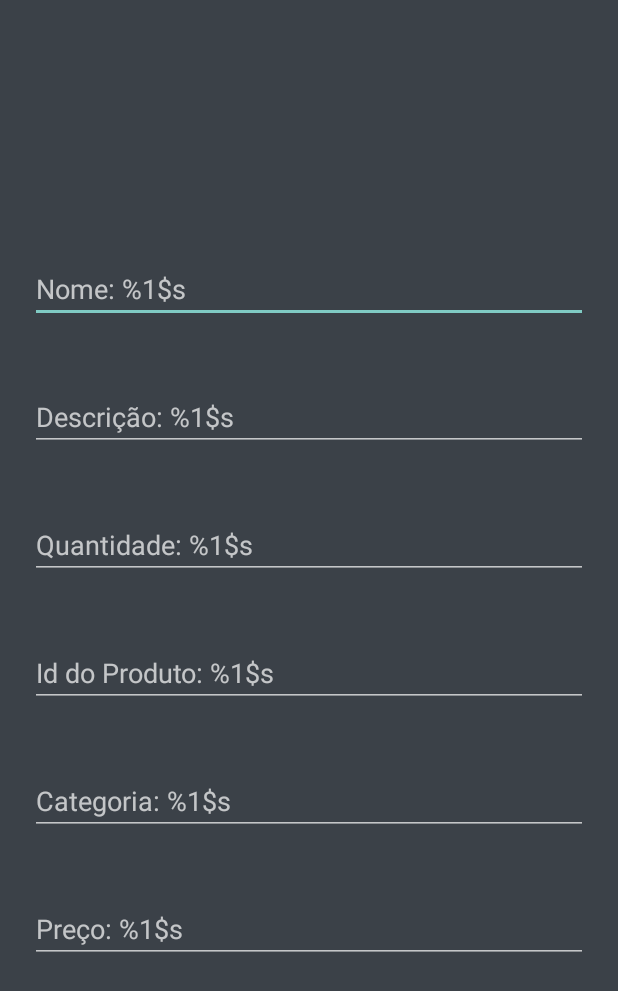
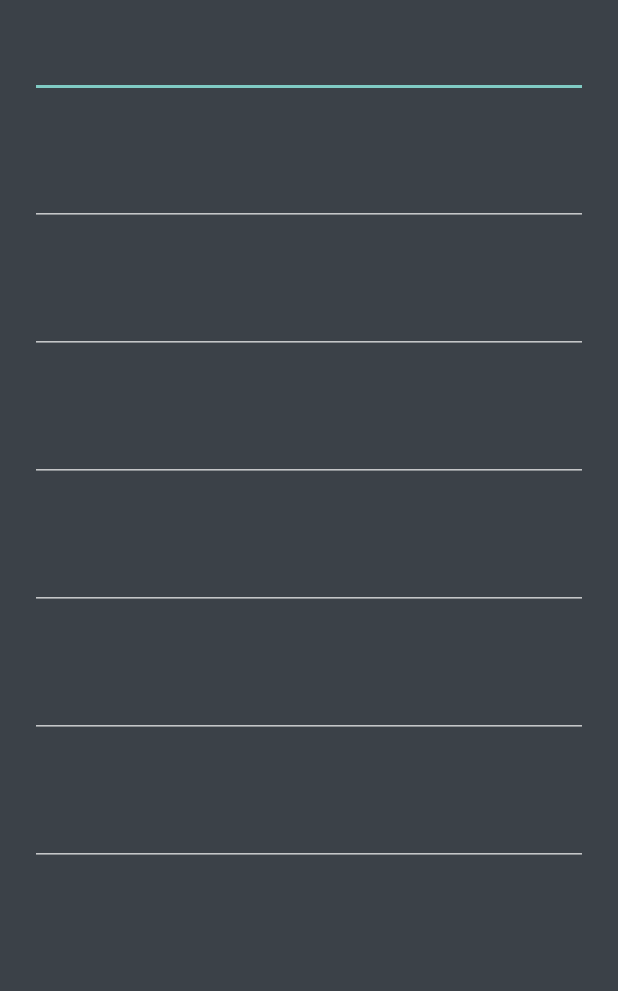
Before and after one commit to DanielAvelar/app-crud, an Android app: the layout edit_item.xml on its own in the app's theme, with its tools: preview values and no code run, on a phone screen of 412 x 824 dp. Shown: the top 991 px of the screen. Run offline under Robolectric (Android 15) with nearby library versions, the phone set to English and light mode, and no system bars.

Commit message:
Updates Beta Version.

```diff
--- a/app/src/main/java/br/com/AppCrud/MainActivity.java
+++ b/app/src/main/java/br/com/AppCrud/MainActivity.java
@@ -183,7 +183,7 @@ public class MainActivity extends AppCompatActivity {
             listView.setOnItemClickListener(new AdapterView.OnItemClickListener() {
                 @Override
                 public void onItemClick(AdapterView<?> adapterView, View view, int i, long l) {
-                    Intent intent = new Intent(getApplicationContext(), ItemDetailView.class);
+                    Intent intent = new Intent(getApplicationContext(), ItemDetail.class);
                     intent.putExtra("session", session[0]);
                     intent.putExtra("image", productList.get(i).getUrlImage());
                     intent.putExtra("name", productList.get(i).getName());
--- a/app/src/main/res/layout/edit_item.xml
+++ b/app/src/main/res/layout/edit_item.xml
@@ -5,12 +5,16 @@
     android:theme="@style/AppTheme"
     android:orientation="vertical">
 
-    <ImageView
-        android:id="@+id/image"
-        android:layout_width="150dp"
-        android:layout_height="150dp"
-        android:layout_gravity="center_horizontal"
-        android:contentDescription="@string/lbl_image" />
+    <EditText
+        android:id="@+id/urlImage"
+        android:layout_width="fill_parent"
+        android:layout_height="wrap_content"
+        android:layout_gravity="start"
+        android:textColor="@color/lbl_item_detail"
+        android:layout_margin="20dp"
+        android:inputType="text"
+        android:importantForAutofill="no"
+        tools:targetApi="o"/>
 
     <EditText
         android:id="@+id/name"
@@ -21,8 +25,7 @@
         android:layout_margin="20dp"
         android:inputType="text"
         android:importantForAutofill="no"
-        tools:targetApi="o"
-        android:hint="@string/lbl_nome"/>
+        tools:targetApi="o"/>
 
     <EditText
         android:id="@+id/description"
@@ -32,8 +35,7 @@
         android:layout_margin="20dp"
         android:inputType="text"
         android:importantForAutofill="no"
-        tools:targetApi="o"
-        android:hint="@string/lbl_descricao"/>
+        tools:targetApi="o"/>
 
     <EditText
         android:id="@+id/amount"
@@ -43,8 +45,7 @@
         android:layout_margin="20dp"
         android:inputType="number"
         android:importantForAutofill="no"
-        tools:targetApi="o"
-        android:hint="@string/lbl_quantidade"/>
+        tools:targetApi="o"/>
 
     <EditText
         android:id="@+id/idProduct"
@@ -54,8 +55,7 @@
         android:layout_margin="20dp"
         android:inputType="number"
         android:importantForAutofill="no"
-        tools:targetApi="o"
-        android:hint="@string/lbl_id_produto"/>
+        tools:targetApi="o"/>
 
     <EditText
         android:id="@+id/category"
@@ -65,8 +65,7 @@
         android:layout_margin="20dp"
         android:inputType="text"
         android:importantForAutofill="no"
-        tools:targetApi="o"
-        android:hint="@string/lbl_categoria"/>
+        tools:targetApi="o" />
 
     <EditText
         android:id="@+id/price"
@@ -76,7 +75,6 @@
         android:layout_margin="20dp"
         android:inputType="number"
         android:importantForAutofill="no"
-        tools:targetApi="o"
-        android:hint="@string/lbl_preco"/>
+        tools:targetApi="o" />
 
 </LinearLayout>
--- a/app/src/main/res/layout/login.xml
+++ b/app/src/main/res/layout/login.xml
@@ -61,7 +61,7 @@
             android:layout_marginTop="20dip"
             android:background="@color/btn_login_bg"
             android:text="@string/btn_login"
-            android:textColor="@color/btn_login" />
+            android:textColor="@color/btn_text_niagara" />
 
         <!-- Link to Login Screen -->
 
--- a/app/src/main/res/values/colors.xml
+++ b/app/src/main/res/values/colors.xml
@@ -12,7 +12,7 @@
     <color name="input_register">#888888</color>
     <color name="input_register_bg">#3b4148</color>
     <color name="input_register_hint">#5e6266</color>
-    <color name="btn_login">#26ae90</color>
+    <color name="btn_text_niagara">#26ae90</color>
     <color name="btn_login_bg">#eceef1</color>
     <color name="lbl_name">#333333</color>
     <color name="btn_logut_bg">#ff6861</color>
```
Also changed, not shown: app/src/main/AndroidManifest.xml (+11 -1 lines), app/src/main/java/br/com/AppCrud/ItemDetail.java (renamed from app/src/main/java/br/com/AppCrud/ItemDetailView.java, +30 -12 lines), app/src/main/java/br/com/AppCrud/ItemEdit.java (added, +66 -0 lines), app/src/main/res/layout/detail_item.xml (renamed from app/src/main/res/layout/item_detail.xml, +9 -2 lines).
